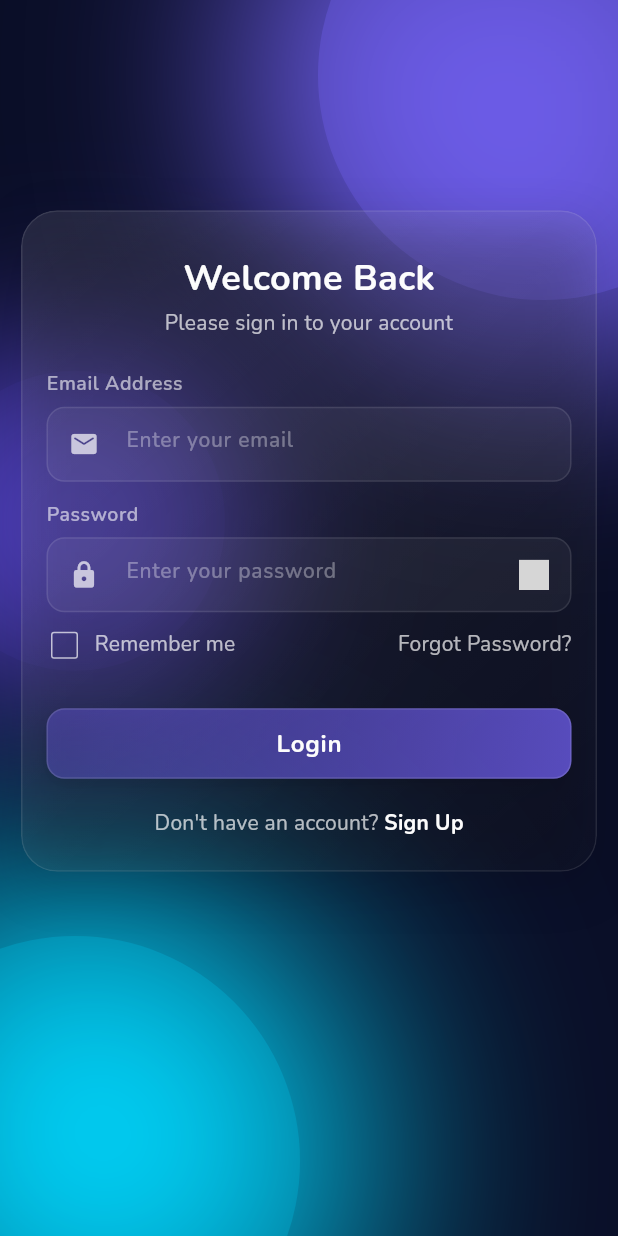
After one commit to ZunairaMughal24/PersonaL_finance_tracker, a Flutter app: the screen it shows after launch, after a tap on "Get Started", after a tap on "Sign Up", after a tap on "Sign In", on a phone screen of 412 x 824 dp. The commit adds this screen. Run offline on Flutter 3.47's test engine with Material 3 defaults, Android fonts, the phone set to English and light mode, and no system bars; our stand-ins replace cached_network_image, cloud_firestore, csv, firebase_auth, firebase_core, fl_chart and 15 more; missing offline and left inert: expressions, gal; accounts and stored records are empty; grey boxes are pictures that could not be loaded.

Commit message:
feat: refactor authentication screens to use AuthFormCard; add password visibility toggle; update image handling for backgrounds

```diff
--- a/lib/core/constants/app_images.dart
+++ b/lib/core/constants/app_images.dart
@@ -5,6 +5,10 @@ class AppImages {
   static const String splashBackground = 'assets/images/newbg6.jpeg';
   static const String analyticsBackground = 'assets/images/newbg2.jpeg';
   static const String profileBackground = 'assets/images/newbg6.jpeg';
+
+  // Remote
+  static const String premiumHybridHeroUrl =
+      'https://images.unsplash.com/photo-1620641788421-7a1c342ea42e?q=80&w=2574&auto=format&fit=crop';
 
   // Icons
   static const String journalIcon = 'assets/icons/journal_icon.png';
--- a/lib/screens/sign_in_screen.dart
+++ b/lib/screens/sign_in_screen.dart
@@ -11,11 +11,9 @@ import 'package:montage/providers/auth_provider.dart';
 import 'package:montage/viewmodels/auth_form_view_model.dart';
 import 'package:montage/widgets/app_button.dart';
 import 'package:montage/widgets/app_text_field.dart';
-import 'package:montage/core/utils/animation_utils.dart';
-import 'package:montage/widgets/glass_container.dart';
+import 'package:montage/widgets/auth_form_card.dart';
+import 'package:montage/widgets/password_visibility_toggle.dart';
 import 'package:montage/widgets/app_background.dart';
-import 'package:flutter_svg/flutter_svg.dart';
-import 'package:montage/core/constants/app_images.dart';
 
 class SignInScreen extends StatelessWidget {
   const SignInScreen({super.key});
@@ -50,21 +48,13 @@ class _SignInContentState extends State<SignInContent> {
             child: Column(
               children: [
                 140.heightBox,
-                Padding(
-                  padding: const EdgeInsets.symmetric(horizontal: 14),
-                  child: FadeSlideTransition(
-                    duration: const Duration(milliseconds: 1200),
-                    child: GlassContainer(
-                      borderRadius: 24,
-                      borderOpacity: 0.1,
-                      padding: const EdgeInsets.all(16),
-                      child: Form(
-                        key: _formKey,
-                        child: Column(
+                AuthFormCard(
+                  formKey: _formKey,
                   children: [
                     14.heightBox,
-                            const Text("Welcome Back")
-                                .h1(color: Colors.white, fontSize: 24),
+                    const Text(
+                      "Welcome Back",
+                    ).h1(color: Colors.white, fontSize: 24),
                     6.heightBox,
                     const Text(
                       "Please sign in to your account",
@@ -77,8 +67,7 @@ class _SignInContentState extends State<SignInContent> {
                       controller: form.signInEmailController,
                       validator: Validators.emailValidator,
                       errorText: form.signInEmailError,
-                              onChanged: (_) =>
-                                  form.clearErrors(field: 'signInEmail'),
+                      onChanged: (_) => form.clearErrors(field: 'signInEmail'),
                       textInputAction: TextInputAction.next,
                       prefixChild: const Icon(
                         Icons.email_rounded,
@@ -102,23 +91,9 @@ class _SignInContentState extends State<SignInContent> {
                         color: Colors.white70,
                         size: 20,
                       ),
-                              suffixChild: IconButton(
+                      suffixChild: PasswordVisibilityToggle(
+                        isVisible: form.isSignInPasswordVisible,
                         onPressed: form.toggleSignInPasswordVisibility,
-                                icon: form.isSignInPasswordVisible
-                                    ? Icon(
-                                        Icons.visibility,
-                                        color:
-                                            Colors.white.withValues(alpha: 0.35),
-                                        size: 20,
-                                      )
-                                    : SvgPicture.asset(
-                                        AppImages.eyeClosed,
-                                        colorFilter: ColorFilter.mode(
-                                          Colors.white.withValues(alpha: 0.35),
-                                          BlendMode.srcIn,
-                                        ),
-                                        height: 20,
-                                      ),
                       ),
                     ),
                     10.heightBox,
@@ -133,22 +108,22 @@ class _SignInContentState extends State<SignInContent> {
                               child: Checkbox(
                                 value: form.rememberMe,
                                 onChanged: form.toggleRememberMe,
-                                        side: const BorderSide(
-                                            color: Colors.white70),
+                                side: const BorderSide(color: Colors.white70),
                                 checkColor: AppColors.primaryColor,
                                 activeColor: Colors.white,
                               ),
                             ),
                             8.widthBox,
-                                    const Text("Remember me")
-                                        .bodyMedium(color: Colors.white70),
+                            const Text(
+                              "Remember me",
+                            ).bodyMedium(color: Colors.white70),
                           ],
                         ),
                         GestureDetector(
                           onTap: () {},
-                                  child: const Text("Forgot Password?").bodyMedium(
-                                    color: Colors.white70,
-                                  ),
+                          child: const Text(
+                            "Forgot Password?",
+                          ).bodyMedium(color: Colors.white70),
                         ),
                       ],
                     ),
@@ -167,7 +142,8 @@ class _SignInContentState extends State<SignInContent> {
                                 if (!context.mounted) return;
                                 if (failure == null) {
                                   context.go(
-                                          AppRoutes.mainNavigationScreenRoute);
+                                    AppRoutes.mainNavigationScreenRoute,
+                                  );
                                 } else if (failure.code != null) {
                                   form.handleSignInFailure(failure);
                                 } else {
@@ -184,11 +160,11 @@ class _SignInContentState extends State<SignInContent> {
                     Row(
                       mainAxisAlignment: MainAxisAlignment.center,
                       children: [
-                                const Text("Don't have an account? ")
-                                    .bodyMedium(color: Colors.white70),
+                        const Text(
+                          "Don't have an account? ",
+                        ).bodyMedium(color: Colors.white70),
                         GestureDetector(
-                                  onTap: () =>
-                                      context.go(AppRoutes.signUpScreenRoute),
+                          onTap: () => context.go(AppRoutes.signUpScreenRoute),
                           child: const Text("Sign Up").bodyMedium(
                             color: Colors.white,
                             weight: FontWeight.bold,
@@ -199,10 +175,6 @@ class _SignInContentState extends State<SignInContent> {
                     5.heightBox,
                   ],
                 ),
-                      ),
-                    ),
-                  ),
-                ),
               ],
             ),
           ),
--- a/lib/widgets/app_background.dart
+++ b/lib/widgets/app_background.dart
@@ -1,5 +1,6 @@
 import 'package:cached_network_image/cached_network_image.dart';
 import 'package:montage/core/constants/app_colors.dart';
+import 'package:montage/core/constants/app_images.dart';
 import 'package:flutter/material.dart';
 
 enum BackgroundStyle {
@@ -89,8 +90,7 @@ class AppBackground extends StatelessWidget {
       children: [
         Positioned.fill(
           child: CachedNetworkImage(
-            imageUrl:
-                'https://images.unsplash.com/photo-1620641788421-7a1c342ea42e?q=80&w=2574&auto=format&fit=crop',
+            imageUrl: AppImages.premiumHybridHeroUrl,
             fit: BoxFit.cover,
             errorWidget: (context, url, error) =>
                 Container(color: AppColors.background),
--- /dev/null
+++ b/lib/widgets/auth_form_card.dart
@@ -0,0 +1,33 @@
+import 'package:flutter/material.dart';
+import 'package:montage/core/utils/animation_utils.dart';
+import 'package:montage/widgets/glass_container.dart';
+
+class AuthFormCard extends StatelessWidget {
+  final GlobalKey<FormState> formKey;
+  final List<Widget> children;
+
+  const AuthFormCard({
+    super.key,
+    required this.formKey,
+    required this.children,
+  });
+
+  @override
+  Widget build(BuildContext context) {
+    return Padding(
+      padding: const EdgeInsets.symmetric(horizontal: 14),
+      child: FadeSlideTransition(
+        duration: const Duration(milliseconds: 1200),
+        child: GlassContainer(
+          borderRadius: 24,
+          borderOpacity: 0.1,
+          padding: const EdgeInsets.all(16),
+          child: Form(
+            key: formKey,
+            child: Column(children: children),
+          ),
+        ),
+      ),
+    );
+  }
+}
--- a/lib/widgets/balance_card.dart
+++ b/lib/widgets/balance_card.dart
@@ -5,6 +5,7 @@ import 'package:montage/core/utils/widget_utility_extention.dart';
 import 'package:montage/widgets/glass_container.dart';
 import 'package:cached_network_image/cached_network_image.dart';
 import 'package:montage/core/constants/app_colors.dart';
+import 'package:montage/core/constants/app_images.dart';
 import 'package:montage/core/utils/currency_utils.dart';
 import 'package:montage/providers/user_settings_provider.dart';
 import 'package:provider/provider.dart';
@@ -42,8 +43,7 @@ class TotalBalanceCard extends StatelessWidget {
             children: [
               Positioned.fill(
                 child: CachedNetworkImage(
-                  imageUrl:
-                      'https://images.unsplash.com/photo-1620641788421-7a1c342ea42e?q=80&w=2574&auto=format&fit=crop',
+                  imageUrl: AppImages.premiumHybridHeroUrl,
                   fit: BoxFit.cover,
                   placeholder: (context, url) => Container(
                     decoration: const BoxDecoration(
--- /dev/null
+++ b/lib/widgets/password_visibility_toggle.dart
@@ -0,0 +1,35 @@
+import 'package:flutter/material.dart';
+import 'package:flutter_svg/flutter_svg.dart';
+import 'package:montage/core/constants/app_images.dart';
+
+class PasswordVisibilityToggle extends StatelessWidget {
+  final bool isVisible;
+  final VoidCallback onPressed;
+
+  const PasswordVisibilityToggle({
+    super.key,
+    required this.isVisible,
+    required this.onPressed,
+  });
+
+  @override
+  Widget build(BuildContext context) {
+    return IconButton(
+      onPressed: onPressed,
+      icon: isVisible
+          ? Icon(
+              Icons.visibility,
+              color: Colors.white.withValues(alpha: 0.35),
+              size: 20,
+            )
+          : SvgPicture.asset(
+              AppImages.eyeClosed,
+              colorFilter: ColorFilter.mode(
+                Colors.white.withValues(alpha: 0.35),
+                BlendMode.srcIn,
+              ),
+              height: 20,
+            ),
+    );
+  }
+}
```
Also changed, not shown: lib/screens/sign_up_screen.dart (+19 -62 lines), lib/widgets/transaction_card.dart (deleted, +0 -36 lines). Lines whose indentation alone changed are shown as unchanged.
